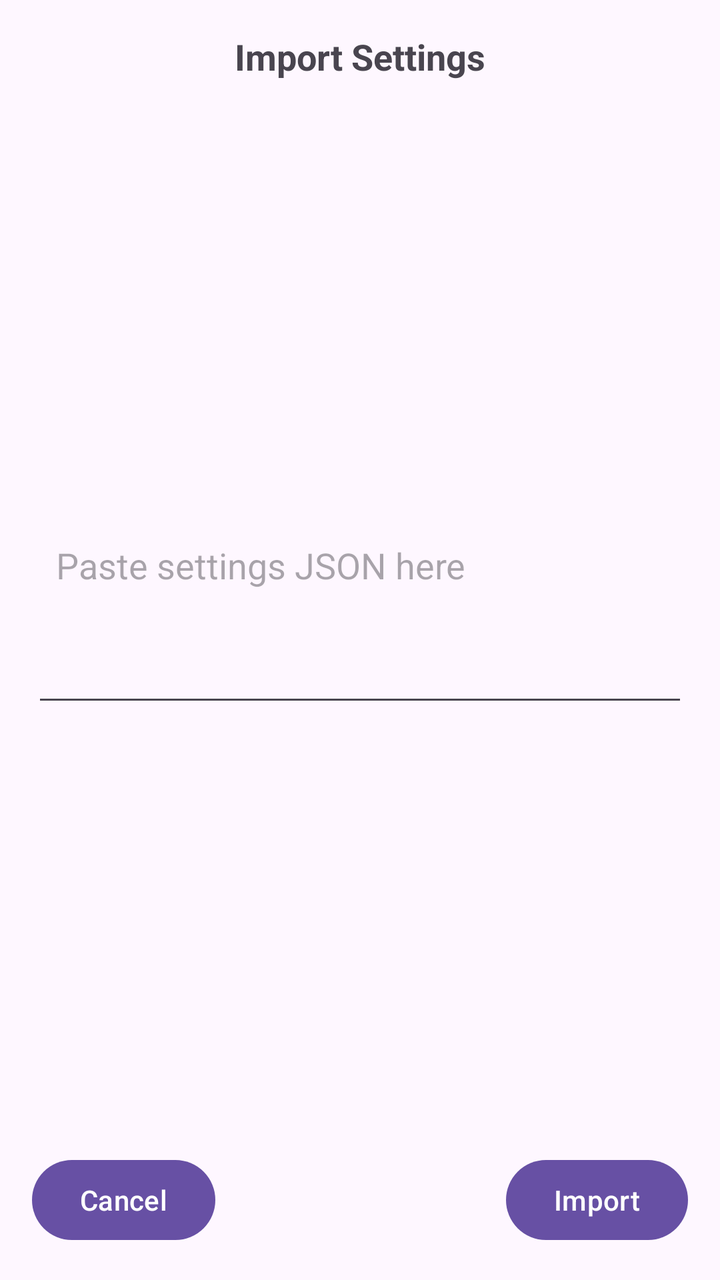
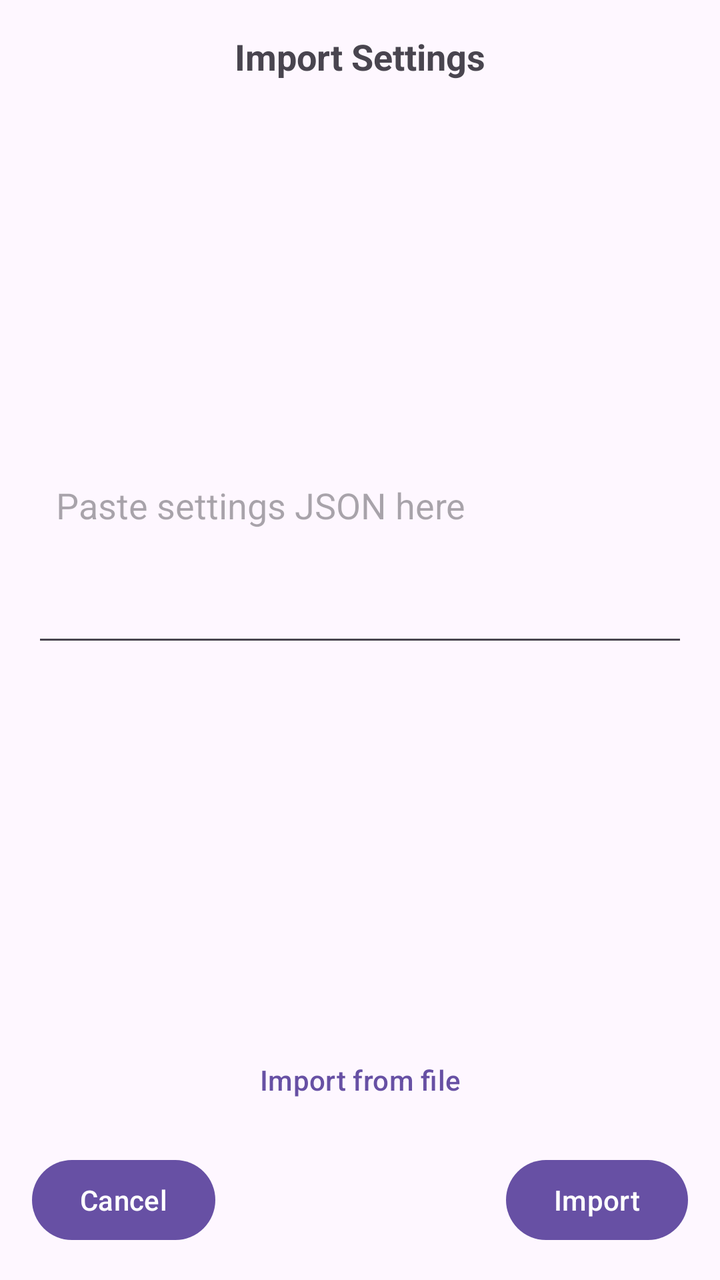

Before-and-after screenshots of an Android layout around one commit, followed by the original layout XML and the change that was made.
<!-- AndroidManifest.xml: application theme Theme.ProjectGamma2 -->
<!-- res/layout/dialog_import_settings.xml -->
<?xml version="1.0" encoding="utf-8"?>
<androidx.constraintlayout.widget.ConstraintLayout
    xmlns:android="http://schemas.android.com/apk/res/android"
    xmlns:app="http://schemas.android.com/apk/res-auto"
    android:layout_width="match_parent"
    android:layout_height="wrap_content"
    android:padding="16dp">

    
    <TextView
        android:id="@+id/importSettingsTitle"
        android:layout_width="0dp"
        android:layout_height="wrap_content"
        android:text="Import Settings"
        android:textSize="18sp"
        android:textStyle="bold"
        android:gravity="center"
        app:layout_constraintTop_toTopOf="parent"
        app:layout_constraintStart_toStartOf="parent"
        app:layout_constraintEnd_toEndOf="parent" />

    
    <EditText
        android:id="@+id/editImportSettingsJson"
        android:layout_width="0dp"
        android:layout_height="100dp"
        android:hint="Paste settings JSON here"
        android:inputType="textMultiLine"
        android:gravity="top|start"
        android:scrollbars="vertical"
        android:maxLines="6"
        android:scrollHorizontally="false"
        android:padding="12dp"
        app:layout_constraintTop_toBottomOf="@id/importSettingsTitle"
        app:layout_constraintStart_toStartOf="parent"
        app:layout_constraintEnd_toEndOf="parent"
        app:layout_constraintBottom_toTopOf="@id/cancelSettingsImportButton"
        android:layout_marginTop="12dp"
        android:layout_marginBottom="12dp" />

    
    <Button
        android:id="@+id/cancelSettingsImportButton"
        android:layout_width="wrap_content"
        android:layout_height="wrap_content"
        android:text="Cancel"
        app:layout_constraintBottom_toBottomOf="parent"
        app:layout_constraintStart_toStartOf="parent" />

    
    <Button
        android:id="@+id/importSettingsButton"
        android:layout_width="wrap_content"
        android:layout_height="wrap_content"
        android:text="Import"
        app:layout_constraintBottom_toBottomOf="parent"
        app:layout_constraintEnd_toEndOf="parent" />

</androidx.constraintlayout.widget.ConstraintLayout>
<!-- resources referenced by this layout -->
<resources>
  <style name="Theme.ProjectGamma2" parent="Base.Theme.ProjectGamma2" />
  <style name="Base.Theme.ProjectGamma2" parent="Theme.Material3.DayNight.NoActionBar">
          
          <item name="colorOnSurface">@color/black</item>
          
          <item name="actionBarTheme">@style/ThemeOverlay.AppCompat.Dark.ActionBar</item>
          <item name="popupTheme">@style/OverflowMenuTheme</item>
          <item name="snackbarStyle">@style/Widget.App.Snackbar</item>
          <item name="snackbarTextViewStyle">@style/Widget.App.Snackbar.TextView</item>
      </style>
  <color name="black">#FF000000</color>
  <style name="OverflowMenuTheme" parent="ThemeOverlay.Material3">
          <item name="popupMenuBackground">@color/white</item>
          <item name="android:textColor">@color/black</item>
          <item name="subtitleTextColor">@color/black</item>
          <item name="navigationIconTint">@color/black</item>
  
      </style>
  <style name="Widget.App.Snackbar" parent="Widget.Material3.Snackbar">
          <item name="backgroundTint">@color/white</item>
      </style>
  <style name="Widget.App.Snackbar.TextView" parent="Widget.Material3.Snackbar.TextView">
          <item name="android:textColor">@color/black</item>
      </style>
  <color name="white">#FFFFFFFF</color>
</resources>

<!-- the commit's change to res/layout/dialog_import_settings.xml (unified diff, before → after) -->
@@ -34,9 +34,21 @@
         app:layout_constraintTop_toBottomOf="@id/importSettingsTitle"
         app:layout_constraintStart_toStartOf="parent"
         app:layout_constraintEnd_toEndOf="parent"
-        app:layout_constraintBottom_toTopOf="@id/cancelSettingsImportButton"
+        app:layout_constraintBottom_toTopOf="@id/chooseSettingsFileButton"
         android:layout_marginTop="12dp"
         android:layout_marginBottom="12dp" />
+
+    
+    <Button
+        android:id="@+id/chooseSettingsFileButton"
+        style="?attr/borderlessButtonStyle"
+        android:layout_width="0dp"
+        android:layout_height="wrap_content"
+        android:layout_marginBottom="12dp"
+        android:text="@string/settings_import_choose_file"
+        app:layout_constraintBottom_toTopOf="@id/cancelSettingsImportButton"
+        app:layout_constraintStart_toStartOf="parent"
+        app:layout_constraintEnd_toEndOf="parent" />
 
     
     <Button
<!-- resource entries referenced after the edit -->
@@ -1,5 +1,6 @@
 <!-- resources referenced by this layout -->
 <resources>
+  <string name="settings_import_choose_file">Import from file</string>
   <style name="Theme.ProjectGamma2" parent="Base.Theme.ProjectGamma2" />
   <style name="Base.Theme.ProjectGamma2" parent="Theme.Material3.DayNight.NoActionBar">
           
